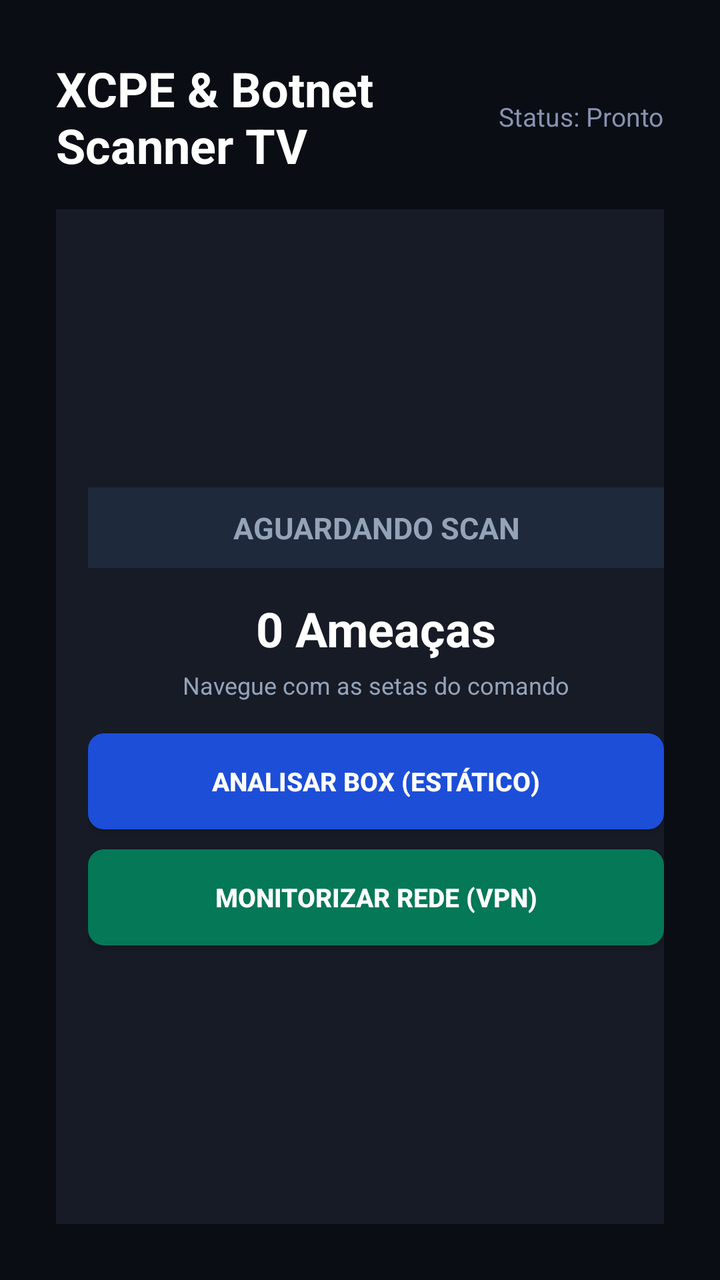
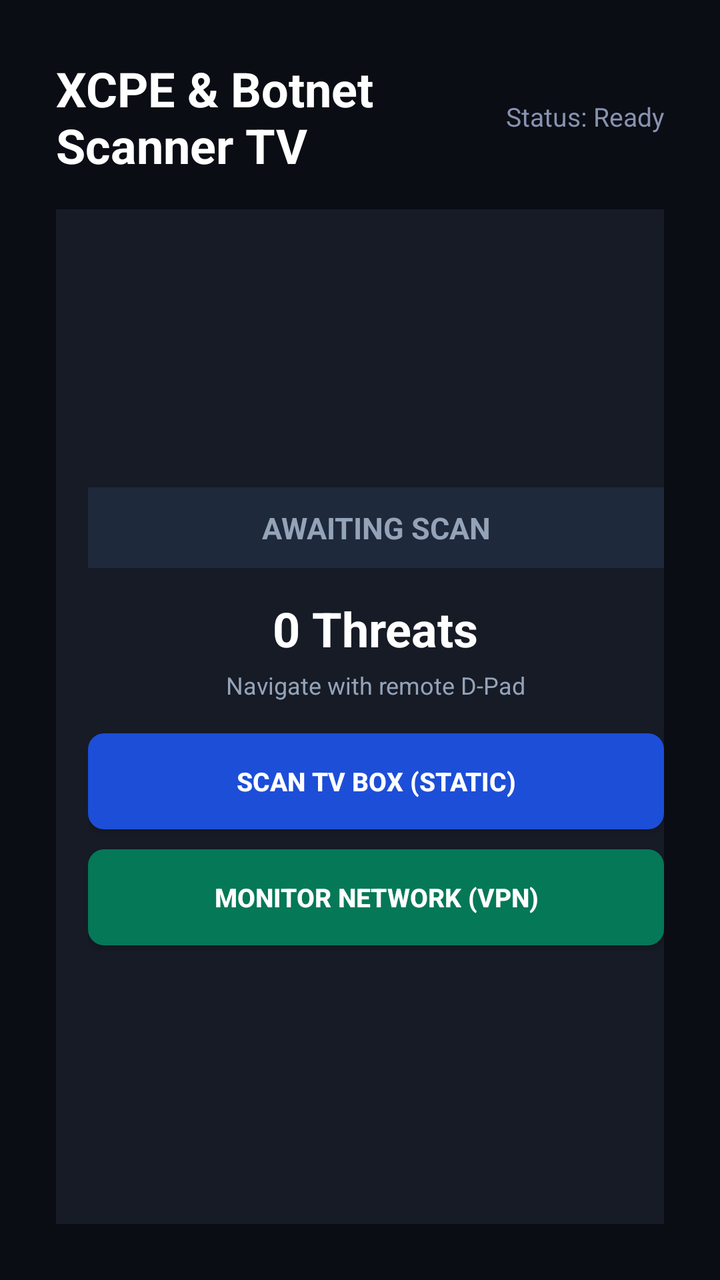

Two renders of the same Android screen: before a commit and after it. Below are the layout's source before the change and the commit's diff.
<!-- AndroidManifest.xml: application theme Theme.ScannerTV -->
<!-- res/layout/activity_main.xml -->
<?xml version="1.0" encoding="utf-8"?>
<LinearLayout xmlns:android="http://schemas.android.com/apk/res/android"
    android:layout_width="match_parent"
    android:layout_height="match_parent"
    android:background="#0A0D14"
    android:orientation="vertical"
    android:padding="28dp">

    
    <LinearLayout
        android:layout_width="match_parent"
        android:layout_height="wrap_content"
        android:gravity="center_vertical"
        android:orientation="horizontal">

        <TextView
            android:layout_width="0dp"
            android:layout_height="wrap_content"
            android:layout_weight="1"
            android:text="XCPE &amp; Botnet Scanner TV"
            android:textColor="#FFFFFF"
            android:textSize="24sp"
            android:textStyle="bold" />

        <TextView
            android:id="@+id/tvDeviceStats"
            android:layout_width="wrap_content"
            android:layout_height="wrap_content"
            android:text="Status: Pronto"
            android:textColor="#8892B0"
            android:textSize="13sp" />
    </LinearLayout>

    
    <LinearLayout
        android:layout_width="match_parent"
        android:layout_height="0dp"
        android:layout_marginTop="16dp"
        android:layout_weight="1"
        android:orientation="horizontal">

        
        <LinearLayout
            android:layout_width="320dp"
            android:layout_height="match_parent"
            android:background="#161B26"
            android:gravity="center"
            android:orientation="vertical"
            android:padding="16dp">

            <TextView
                android:id="@+id/tvVerdictBadge"
                android:layout_width="match_parent"
                android:layout_height="wrap_content"
                android:background="#1E293B"
                android:gravity="center"
                android:padding="10dp"
                android:text="AGUARDANDO SCAN"
                android:textColor="#94A3B8"
                android:textSize="15sp"
                android:textStyle="bold" />

            <TextView
                android:id="@+id/tvScore"
                android:layout_width="wrap_content"
                android:layout_height="wrap_content"
                android:layout_marginTop="14dp"
                android:text="0 Ameaças"
                android:textColor="#FFFFFF"
                android:textSize="24sp"
                android:textStyle="bold" />

            <TextView
                android:id="@+id/tvSubStatus"
                android:layout_width="wrap_content"
                android:layout_height="wrap_content"
                android:layout_marginTop="4dp"
                android:text="Navegue com as setas do comando"
                android:textColor="#94A3B8"
                android:textSize="12sp" />

            
            <Button
                android:id="@+id/btnScan"
                android:layout_width="match_parent"
                android:layout_height="48dp"
                android:layout_marginTop="16dp"
                android:background="@drawable/btn_blue_focused"
                android:focusable="true"
                android:focusableInTouchMode="true"
                android:nextFocusDown="@+id/btnVpnMonitor"
                android:nextFocusRight="@+id/scrollLogs"
                android:text="ANALISAR BOX (ESTÁTICO)"
                android:textColor="#FFFFFF"
                android:textSize="13sp"
                android:textStyle="bold" />

            
            <Button
                android:id="@+id/btnVpnMonitor"
                android:layout_width="match_parent"
                android:layout_height="48dp"
                android:layout_marginTop="10dp"
                android:background="@drawable/btn_green_focused"
                android:focusable="true"
                android:focusableInTouchMode="true"
                android:nextFocusUp="@+id/btnScan"
                android:nextFocusDown="@+id/btnRemediate"
                android:nextFocusRight="@+id/scrollLogs"
                android:text="MONITORIZAR REDE (VPN)"
                android:textColor="#FFFFFF"
                android:textSize="13sp"
                android:textStyle="bold" />

            
            <Button
                android:id="@+id/btnRemediate"
                android:layout_width="match_parent"
                android:layout_height="48dp"
                android:layout_marginTop="10dp"
                android:background="@drawable/btn_red_focused"
                android:focusable="true"
                android:focusableInTouchMode="true"
                android:nextFocusUp="@+id/btnVpnMonitor"
                android:nextFocusRight="@+id/scrollLogs"
                android:text="NEUTRALIZAR AMEAÇAS"
                android:textColor="#FFFFFF"
                android:textSize="13sp"
                android:textStyle="bold"
                android:visibility="gone" />
        </LinearLayout>

        
        <ScrollView
            android:id="@+id/scrollLogs"
            android:layout_width="0dp"
            android:layout_height="match_parent"
            android:layout_marginStart="20dp"
            android:layout_weight="1"
            android:background="#111622"
            android:focusable="true"
            android:focusableInTouchMode="true"
            android:nextFocusLeft="@+id/btnScan"
            android:padding="16dp">

            <TextView
                android:id="@+id/tvLogOutput"
                android:layout_width="match_parent"
                android:layout_height="wrap_content"
                android:fontFamily="monospace"
                android:text="Painel de Diagnóstico &amp; Remediação Pronto.\n\n[1. Analisar Box]: Varre partições /oem/, pacotes maliciosos e Play Protect.\n[2. Monitor VPN]: Deteta ligações em tempo real a servidores de Comando e Controlo (C2).\n[3. Neutralizar]: Desinstala apps suspeitas no ecrã e orienta para reposição de defesas.\n"
                android:textColor="#CBD5E1"
                android:textSize="13sp" />
        </ScrollView>
    </LinearLayout>

</LinearLayout>
<!-- resources referenced by this layout -->
<resources>
  <!-- drawable btn_blue_focused (drawable) -->
  <?xml version="1.0" encoding="utf-8"?>
  <selector xmlns:android="http://schemas.android.com/apk/res/android">
      <item android:state_focused="true">
          <shape android:shape="rectangle">
              <solid android:color="#2563EB" />
              <stroke android:width="4dp" android:color="#FFFFFF" />
              <corners android:radius="8dp" />
          </shape>
      </item>
      <item>
          <shape android:shape="rectangle">
              <solid android:color="#1D4ED8" />
              <corners android:radius="8dp" />
          </shape>
      </item>
  </selector>
  <!-- drawable btn_green_focused (drawable) -->
  <?xml version="1.0" encoding="utf-8"?>
  <selector xmlns:android="http://schemas.android.com/apk/res/android">
      <item android:state_focused="true">
          <shape android:shape="rectangle">
              <solid android:color="#059669" />
              <stroke android:width="4dp" android:color="#FFFFFF" />
              <corners android:radius="8dp" />
          </shape>
      </item>
      <item>
          <shape android:shape="rectangle">
              <solid android:color="#047857" />
              <corners android:radius="8dp" />
          </shape>
      </item>
  </selector>
  <!-- drawable btn_red_focused (drawable) -->
  <?xml version="1.0" encoding="utf-8"?>
  <selector xmlns:android="http://schemas.android.com/apk/res/android">
      <item android:state_focused="true">
          <shape android:shape="rectangle">
              <solid android:color="#DC2626" />
              <stroke android:width="4dp" android:color="#FFFFFF" />
              <corners android:radius="8dp" />
          </shape>
      </item>
      <item>
          <shape android:shape="rectangle">
              <solid android:color="#B91C1C" />
              <corners android:radius="8dp" />
          </shape>
      </item>
  </selector>
  <style name="Theme.ScannerTV" parent="Theme.AppCompat.NoActionBar">
          <item name="android:windowBackground">#0B0E14</item>
          <item name="android:textColor">#FFFFFF</item>
      </style>
</resources>

<!-- the commit's change to res/layout/activity_main.xml (unified diff, before → after) -->
@@ -17,7 +17,7 @@
             android:layout_width="0dp"
             android:layout_height="wrap_content"
             android:layout_weight="1"
-            android:text="XCPE &amp; Botnet Scanner TV"
+            android:text="@string/header_title"
             android:textColor="#FFFFFF"
             android:textSize="24sp"
             android:textStyle="bold" />
@@ -26,7 +26,7 @@
             android:id="@+id/tvDeviceStats"
             android:layout_width="wrap_content"
             android:layout_height="wrap_content"
-            android:text="Status: Pronto"
+            android:text="@string/status_ready"
             android:textColor="#8892B0"
             android:textSize="13sp" />
     </LinearLayout>
@@ -55,7 +55,7 @@
                 android:background="#1E293B"
                 android:gravity="center"
                 android:padding="10dp"
-                android:text="AGUARDANDO SCAN"
+                android:text="@string/badge_waiting"
                 android:textColor="#94A3B8"
                 android:textSize="15sp"
                 android:textStyle="bold" />
@@ -65,7 +65,7 @@
                 android:layout_width="wrap_content"
                 android:layout_height="wrap_content"
                 android:layout_marginTop="14dp"
-                android:text="0 Ameaças"
+                android:text="@string/zero_threats"
                 android:textColor="#FFFFFF"
                 android:textSize="24sp"
                 android:textStyle="bold" />
@@ -75,7 +75,7 @@
                 android:layout_width="wrap_content"
                 android:layout_height="wrap_content"
                 android:layout_marginTop="4dp"
-                android:text="Navegue com as setas do comando"
+                android:text="@string/nav_hint"
                 android:textColor="#94A3B8"
                 android:textSize="12sp" />
 
@@ -90,7 +90,7 @@
                 android:focusableInTouchMode="true"
                 android:nextFocusDown="@+id/btnVpnMonitor"
                 android:nextFocusRight="@+id/scrollLogs"
-                android:text="ANALISAR BOX (ESTÁTICO)"
+                android:text="@string/btn_scan"
                 android:textColor="#FFFFFF"
                 android:textSize="13sp"
                 android:textStyle="bold" />
@@ -107,7 +107,7 @@
                 android:nextFocusUp="@+id/btnScan"
                 android:nextFocusDown="@+id/btnRemediate"
                 android:nextFocusRight="@+id/scrollLogs"
-                android:text="MONITORIZAR REDE (VPN)"
+                android:text="@string/btn_vpn_monitor"
                 android:textColor="#FFFFFF"
                 android:textSize="13sp"
                 android:textStyle="bold" />
@@ -123,7 +123,7 @@
                 android:focusableInTouchMode="true"
                 android:nextFocusUp="@+id/btnVpnMonitor"
                 android:nextFocusRight="@+id/scrollLogs"
-                android:text="NEUTRALIZAR AMEAÇAS"
+                android:text="@string/btn_remediate"
                 android:textColor="#FFFFFF"
                 android:textSize="13sp"
                 android:textStyle="bold"
@@ -148,7 +148,9 @@
                 android:layout_width="match_parent"
                 android:layout_height="wrap_content"
                 android:fontFamily="monospace"
-                android:text="Painel de Diagnóstico &amp; Remediação Pronto.\n\n[1. Analisar Box]: Varre partições /oem/, pacotes maliciosos e Play Protect.\n[2. Monitor VPN]: Deteta ligações em tempo real a servidores de Comando e Controlo (C2).\n[3. Neutralizar]: Desinstala apps suspeitas no ecrã e orienta para reposição de defesas.\n"
+                android:text="@string/log_initial_help"
+                android:textColor="#CBD5E1"
+                android:textSize="13sp" />
                 android:textColor="#CBD5E1"
                 android:textSize="13sp" />
         </ScrollView>
<!-- resource entries referenced after the edit -->
@@ -51,6 +51,15 @@
           </shape>
       </item>
   </selector>
+  <string name="badge_waiting">AWAITING SCAN</string>
+  <string name="btn_remediate">NEUTRALIZE THREATS</string>
+  <string name="btn_scan">SCAN TV BOX (STATIC)</string>
+  <string name="btn_vpn_monitor">MONITOR NETWORK (VPN)</string>
+  <string name="header_title">XCPE &amp; Botnet Scanner TV</string>
+  <string name="log_initial_help">Diagnostic &amp; Remediation Panel Ready.\n\n[1. Scan TV Box]: Scans /oem/ partitions, malicious packages and Play Protect.\n[2. Monitor VPN]: Real-time detection of C2 Command and Control servers.\n[3. Neutralize]: On-screen app uninstallation and defensive hardening guidance.\n</string>
+  <string name="nav_hint">Navigate with remote D-Pad</string>
+  <string name="status_ready">Status: Ready</string>
+  <string name="zero_threats">0 Threats</string>
   <style name="Theme.ScannerTV" parent="Theme.AppCompat.NoActionBar">
           <item name="android:windowBackground">#0B0E14</item>
           <item name="android:textColor">#FFFFFF</item>
